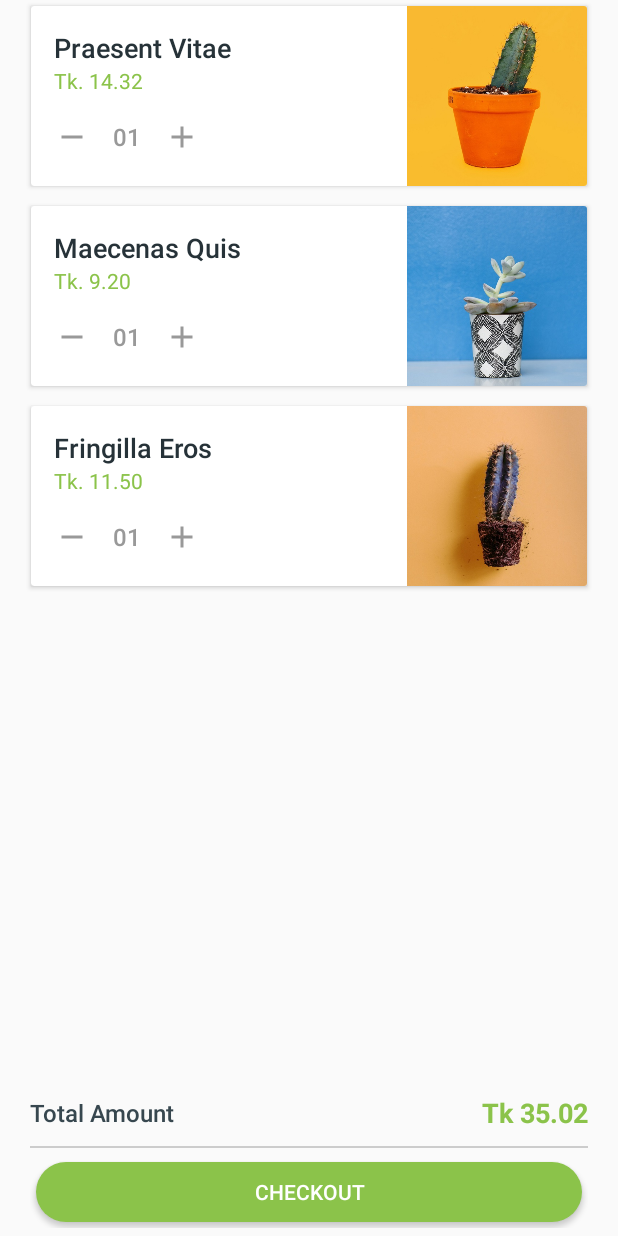
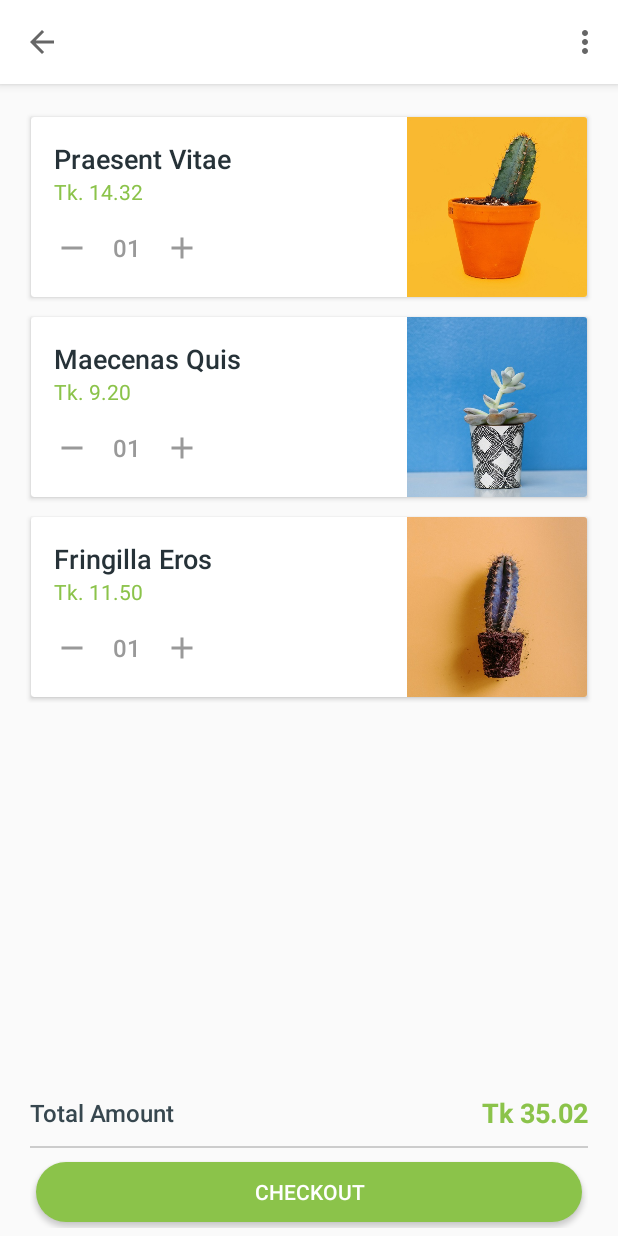
Before and after one commit to smensulaiman/Kicky-Tailor, an Android app: the ShoppingCartActivity screen opened directly, with no data from a screen before it, on a phone screen of 412 x 824 dp. Run offline under Robolectric (Android 15) with nearby library versions, the phone set to English and light mode, and no system bars; our stand-ins replace ButterKnife; Roboto replaces fonts that are not available here.

Commit message:
Cart Added

```diff
--- a/app/src/main/java/com/ekattorit/kickytailor/activities/dashboard/MainDashboardActivity.java
+++ b/app/src/main/java/com/ekattorit/kickytailor/activities/dashboard/MainDashboardActivity.java
@@ -1,5 +1,6 @@
 package com.ekattorit.kickytailor.activities.dashboard;
 
+import android.content.Intent;
 import android.graphics.PorterDuff;
 import android.os.Bundle;
 import android.view.Menu;
@@ -110,7 +111,7 @@ public class MainDashboardActivity extends AppCompatActivity {
     @Override
     public boolean onOptionsItemSelected(MenuItem item) {
         if (item.getItemId() == android.R.id.home) {
-            finish();
+            startActivity(new Intent(MainDashboardActivity.this,ShoppingCartActivity.class));
         } else {
             Toast.makeText(getApplicationContext(), item.getTitle(), Toast.LENGTH_SHORT).show();
         }
--- a/app/src/main/java/com/ekattorit/kickytailor/activities/dashboard/ShoppingCartActivity.java
+++ b/app/src/main/java/com/ekattorit/kickytailor/activities/dashboard/ShoppingCartActivity.java
@@ -1,16 +1,56 @@
 package com.ekattorit.kickytailor.activities.dashboard;
 
 import android.os.Bundle;
+import android.view.Menu;
+import android.view.MenuItem;
+import android.widget.Toast;
 
+import androidx.appcompat.app.ActionBar;
 import androidx.appcompat.app.AppCompatActivity;
+import androidx.appcompat.widget.Toolbar;
 
 import com.ekattorit.kickytailor.R;
+import com.ekattorit.kickytailor.utils.Tools;
+
+import butterknife.BindView;
+import butterknife.ButterKnife;
 
 public class ShoppingCartActivity extends AppCompatActivity {
+
+    @BindView(R.id.toolbar)
+    Toolbar toolbar;
+    private ActionBar actionBar;
 
     @Override
     protected void onCreate(Bundle savedInstanceState) {
         super.onCreate(savedInstanceState);
         setContentView(R.layout.activity_shopping_cart);
+        ButterKnife.bind(this);
+        initToolbar();
+    }
+
+    private void initToolbar() {
+        setSupportActionBar(toolbar);
+        getSupportActionBar().setTitle(null);
+        getSupportActionBar().setDisplayHomeAsUpEnabled(true);
+        Tools.setSystemBarColor(this, R.color.grey_10);
+        Tools.setSystemBarLight(this);
+    }
+
+    @Override
+    public boolean onCreateOptionsMenu(Menu menu) {
+        getMenuInflater().inflate(R.menu.menu_setting, menu);
+        Tools.changeMenuIconColor(menu, getResources().getColor(R.color.grey_60));
+        return true;
+    }
+
+    @Override
+    public boolean onOptionsItemSelected(MenuItem item) {
+        if (item.getItemId() == android.R.id.home) {
+            onBackPressed();
+        } else {
+            Toast.makeText(getApplicationContext(), item.getTitle(), Toast.LENGTH_SHORT).show();
+        }
+        return super.onOptionsItemSelected(item);
     }
 }
--- a/app/src/main/res/layout/activity_shopping_cart.xml
+++ b/app/src/main/res/layout/activity_shopping_cart.xml
@@ -7,7 +7,25 @@
     android:layout_height="match_parent"
     tools:context=".activities.dashboard.ShoppingCartActivity">
 
+    <com.google.android.material.appbar.AppBarLayout
+        android:id="@+id/appbar"
+        android:layout_width="match_parent"
+        android:layout_height="wrap_content"
+        android:background="@android:color/white"
+        android:theme="@style/AppTheme.AppBarOverlay">
+
+        <androidx.appcompat.widget.Toolbar
+            android:id="@+id/toolbar"
+            android:layout_width="match_parent"
+            android:layout_height="?attr/actionBarSize"
+            app:contentInsetStartWithNavigation="0dp"
+            app:popupTheme="@style/ThemeOverlay.AppCompat.Light"
+            app:theme="@style/Toolbar.Light" />
+
+    </com.google.android.material.appbar.AppBarLayout>
+
     <LinearLayout
+        android:layout_below="@+id/appbar"
         android:layout_width="match_parent"
         android:layout_height="match_parent"
         android:orientation="vertical"
@@ -24,6 +42,7 @@
             <LinearLayout
                 android:layout_width="match_parent"
                 android:layout_height="match_parent"
+                android:layout_marginTop="@dimen/spacing_smlarge"
                 android:orientation="vertical">
 
                 <androidx.cardview.widget.CardView
--- /dev/null
+++ b/app/src/main/res/menu/menu_setting.xml
@@ -0,0 +1,9 @@
+<menu xmlns:android="http://schemas.android.com/apk/res/android"
+    xmlns:app="http://schemas.android.com/apk/res-auto">
+
+    <item
+        android:id="@+id/action_settings"
+        android:orderInCategory="100"
+        android:title="Settings"
+        app:showAsAction="never" />
+</menu>
```
